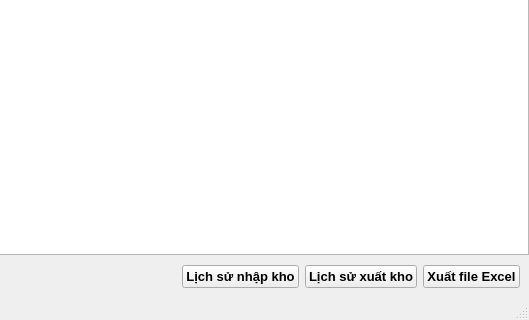
Qt form NhapXuatKho_CNDT/mainwindow.ui (ngockhang2017/NhapXuatKho_CNDT) before a commit; both pictures show x 619 to 1148 and y 447 to 767 of the 1148 by 767 pixel window.
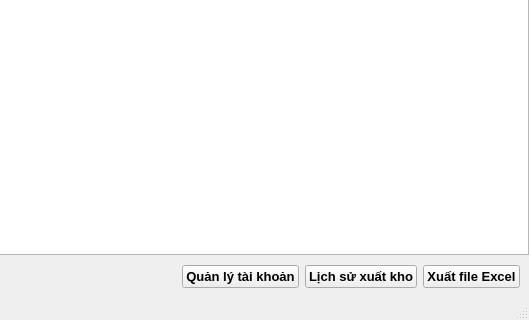
The same form after that commit. Icons and pictures are not drawn.

What changed in the file:
```diff
--- a/NhapXuatKho_CNDT/mainwindow.ui
+++ b/NhapXuatKho_CNDT/mainwindow.ui
@@ -1152,7 +1152,7 @@
           <item>
            <widget class="QPushButton" name="pushButton_7">
             <property name="text">
-             <string>Lịch sử nhập kho</string>
+             <string>Quản lý tài khoản</string>
             </property>
            </widget>
           </item>
```
